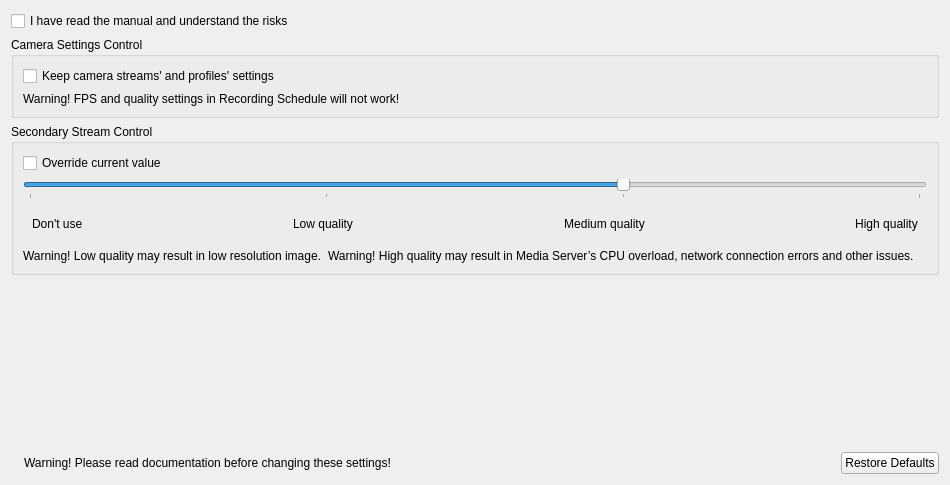
The window that client/src/ui/widgets/properties/expert_settings_widget.ui (networkoptix/nx_open) describes before a commit, drawn with Qt 5.
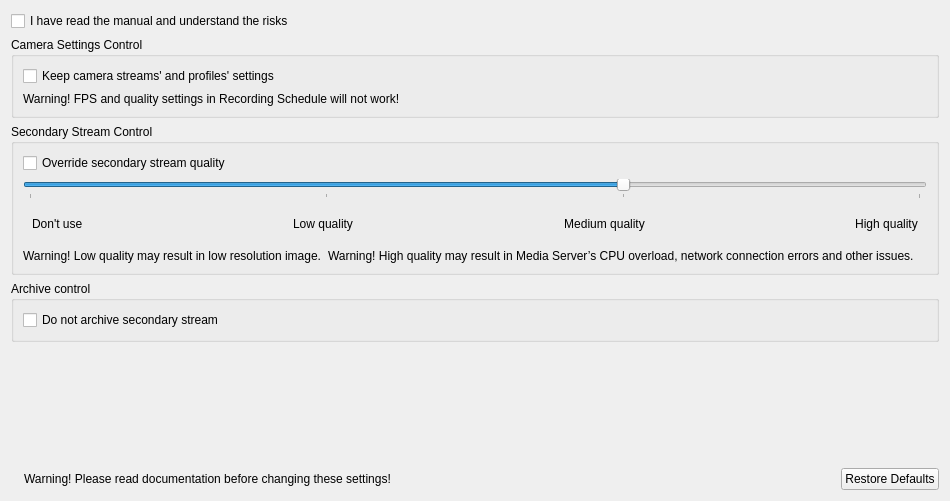
The same window after the commit. Icons and pictures are not drawn.

Patch:
```diff
--- a/client/src/ui/widgets/properties/expert_settings_widget.ui
+++ b/client/src/ui/widgets/properties/expert_settings_widget.ui
@@ -6,14 +6,14 @@
    <rect>
     <x>0</x>
     <y>0</y>
-    <width>851</width>
-    <height>485</height>
+    <width>864</width>
+    <height>501</height>
    </rect>
   </property>
   <property name="windowTitle">
    <string>Form</string>
   </property>
-  <layout class="QVBoxLayout" name="verticalLayout_2">
+  <layout class="QVBoxLayout" name="verticalLayout_5">
    <item>
     <widget class="QCheckBox" name="assureCheckBox">
      <property name="text">
@@ -93,7 +93,7 @@
          <item>
           <widget class="QCheckBox" name="qualityOverrideCheckBox">
            <property name="text">
-            <string>Override current value</string>
+            <string>Override secondary stream quality</string>
            </property>
           </widget>
          </item>
@@ -243,6 +243,22 @@
         </layout>
        </widget>
       </item>
+      <item>
+       <widget class="QGroupBox" name="groupBoxArchive">
+        <property name="title">
+         <string>Archive control</string>
+        </property>
+        <layout class="QVBoxLayout" name="verticalLayout_2">
+         <item>
+          <widget class="QCheckBox" name="checkBoxSecondaryRecorder">
+           <property name="text">
+            <string>Do not archive secondary stream</string>
+           </property>
+          </widget>
+         </item>
+        </layout>
+       </widget>
+      </item>
       <item>
        <spacer name="verticalSpacer">
         <property name="orientation">
```
Left out of the diff: 36 changed lines with no effect on the pictures.
